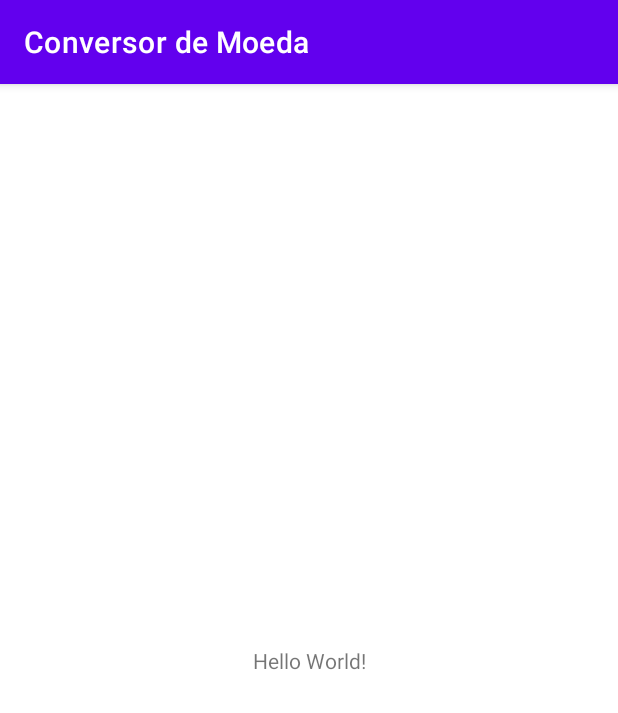
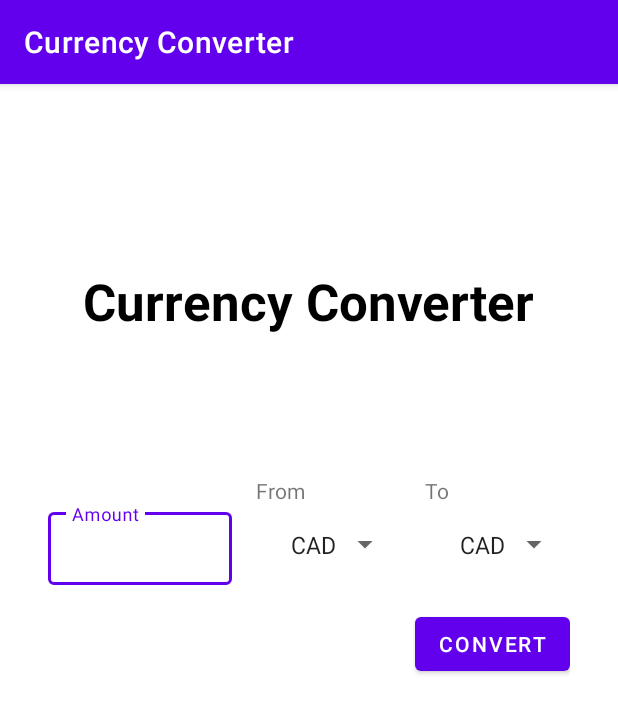
Before and after one commit to LucasCabralDevv/Moeda-Conversor-Android, an Android app: the screen it shows after launch (MainActivity), on a phone screen of 412 x 824 dp. Shown: the top 713 px of the screen. Run offline under Robolectric (Android 15) with nearby library versions, the phone set to English and light mode, and no system bars.

Commit message:
Layout criado.

```diff
--- a/app/build.gradle
+++ b/app/build.gradle
@@ -1,6 +1,8 @@
 plugins {
     id 'com.android.application'
     id 'kotlin-android'
+    id 'kotlin-kapt'
+    id 'dagger.hilt.android.plugin'
 }
 
 android {
@@ -30,6 +32,9 @@ android {
     kotlinOptions {
         jvmTarget = '1.8'
     }
+    buildFeatures {
+        viewBinding true
+    }
 }
 
 dependencies {
@@ -42,4 +47,30 @@ dependencies {
     testImplementation 'junit:junit:4.+'
     androidTestImplementation 'androidx.test.ext:junit:1.1.3'
     androidTestImplementation 'androidx.test.espresso:espresso-core:3.4.0'
+
+    // Hilt Dependency
+    implementation "com.google.dagger:hilt-android:2.28-alpha"
+    kapt "com.google.dagger:hilt-android-compiler:2.28-alpha"
+    implementation "androidx.hilt:hilt-lifecycle-viewmodel:1.0.0-alpha03"
+    kapt "androidx.hilt:hilt-compiler:1.0.0"
+
+    // Retrofit Dependency
+    implementation 'com.squareup.retrofit2:retrofit:2.9.0'
+    implementation 'com.squareup.retrofit2:converter-gson:2.9.0'
+    implementation "com.squareup.okhttp3:okhttp:4.9.0"
+
+    // Activity KTX for viewModels()
+    implementation "androidx.activity:activity-ktx:1.2.3"
+    // Lifecycle Dependency
+    implementation "androidx.lifecycle:lifecycle-viewmodel-ktx:2.3.1"
+    implementation "androidx.lifecycle:lifecycle-extensions:2.2.0"
+    implementation "androidx.lifecycle:lifecycle-livedata-ktx:2.3.1"
+    implementation "androidx.lifecycle:lifecycle-runtime-ktx:2.3.1"
+
+    // Coroutines Dependency
+    implementation 'org.jetbrains.kotlinx:kotlinx-coroutines-core:1.4.3'
+    implementation 'org.jetbrains.kotlinx:kotlinx-coroutines-android:1.4.3'
+    // Coroutine Lifecycle Scopes Dependency
+    implementation "androidx.lifecycle:lifecycle-viewmodel-ktx:2.3.1"
+    implementation "androidx.lifecycle:lifecycle-runtime-ktx:2.3.1"
 }
--- a/app/src/main/res/layout/activity_main.xml
+++ b/app/src/main/res/layout/activity_main.xml
@@ -4,15 +4,114 @@
     xmlns:tools="http://schemas.android.com/tools"
     android:layout_width="match_parent"
     android:layout_height="match_parent"
+    android:padding="32dp"
     tools:context=".MainActivity">
 
     <TextView
+        android:id="@+id/titleTextView"
         android:layout_width="wrap_content"
         android:layout_height="wrap_content"
-        android:text="Hello World!"
-        app:layout_constraintBottom_toBottomOf="parent"
-        app:layout_constraintLeft_toLeftOf="parent"
-        app:layout_constraintRight_toRightOf="parent"
+        android:text="@string/app_name"
+        android:textColor="@color/black"
+        android:textSize="34sp"
+        android:textStyle="bold"
+        app:layout_constraintBottom_toTopOf="@+id/guideline"
+        app:layout_constraintEnd_toEndOf="parent"
+        app:layout_constraintStart_toStartOf="parent"
         app:layout_constraintTop_toTopOf="parent" />
 
+    <TextView
+        android:id="@+id/fromTextView"
+        android:layout_width="wrap_content"
+        android:layout_height="wrap_content"
+        android:layout_marginTop="4dp"
+        android:text="From"
+        app:layout_constraintStart_toStartOf="@+id/fromCurrencySpinner"
+        app:layout_constraintTop_toBottomOf="@id/guideline" />
+
+    <TextView
+        android:id="@+id/toTextView"
+        android:layout_width="wrap_content"
+        android:layout_height="wrap_content"
+        android:layout_marginTop="4dp"
+        android:text="To"
+        app:layout_constraintStart_toStartOf="@+id/toCurrencySpinner"
+        app:layout_constraintTop_toBottomOf="@id/guideline" />
+
+    <com.google.android.material.textfield.TextInputLayout
+        android:id="@+id/tilFromTextInputLayout"
+        style="@style/Widget.MaterialComponents.TextInputLayout.OutlinedBox.Dense"
+        android:layout_width="0dp"
+        android:layout_height="wrap_content"
+        android:layout_marginEnd="16dp"
+        android:hint="Amount"
+        app:layout_constraintBottom_toBottomOf="@+id/fromCurrencySpinner"
+        app:layout_constraintEnd_toStartOf="@+id/fromCurrencySpinner"
+        app:layout_constraintStart_toStartOf="parent"
+        app:layout_constraintTop_toTopOf="@+id/fromCurrencySpinner">
+
+        <com.google.android.material.textfield.TextInputEditText
+            android:id="@+id/fromTextInputEditText"
+            android:layout_width="match_parent"
+            android:layout_height="match_parent"
+            android:inputType="numberDecimal" />
+    </com.google.android.material.textfield.TextInputLayout>
+
+    <androidx.constraintlayout.widget.Guideline
+        android:id="@+id/guideline"
+        android:layout_width="wrap_content"
+        android:layout_height="wrap_content"
+        android:orientation="horizontal"
+        app:layout_constraintGuide_percent="0.32" />
+
+    <Spinner
+        android:id="@+id/fromCurrencySpinner"
+        android:layout_width="wrap_content"
+        android:layout_height="wrap_content"
+        android:layout_marginEnd="16dp"
+        android:entries="@array/currency_codes"
+        android:padding="15dp"
+        app:layout_constraintEnd_toStartOf="@+id/toCurrencySpinner"
+        app:layout_constraintTop_toBottomOf="@+id/fromTextView" />
+
+    <Spinner
+        android:id="@+id/toCurrencySpinner"
+        android:layout_width="wrap_content"
+        android:layout_height="wrap_content"
+        android:entries="@array/currency_codes"
+        android:padding="15dp"
+        app:layout_constraintEnd_toEndOf="parent"
+        app:layout_constraintTop_toBottomOf="@+id/toTextView" />
+
+    <Button
+        android:id="@+id/convertButton"
+        android:layout_width="wrap_content"
+        android:layout_height="wrap_content"
+        android:text="Convert"
+        android:layout_marginTop="16dp"
+        app:layout_constraintEnd_toEndOf="parent"
+        app:layout_constraintTop_toBottomOf="@+id/toCurrencySpinner" />
+
+    <TextView
+        android:id="@+id/resultTextView"
+        android:layout_width="0dp"
+        android:layout_height="wrap_content"
+        android:textColor="@color/black"
+        android:layout_marginEnd="16dp"
+        app:layout_constraintBottom_toBottomOf="@+id/convertButton"
+        app:layout_constraintEnd_toStartOf="@+id/convertButton"
+        app:layout_constraintStart_toStartOf="parent"
+        app:layout_constraintTop_toTopOf="@+id/convertButton"
+        tools:text="1 USD = 5.10 BRL" />
+
+    <ProgressBar
+        android:id="@+id/progressBar"
+        android:layout_width="wrap_content"
+        android:layout_height="wrap_content"
+        android:visibility="gone"
+        app:layout_constraintBottom_toBottomOf="@+id/convertButton"
+        app:layout_constraintEnd_toStartOf="@+id/convertButton"
+        app:layout_constraintStart_toStartOf="parent"
+        app:layout_constraintTop_toTopOf="@+id/convertButton"
+        tools:visibility="visible" />
 </androidx.constraintlayout.widget.ConstraintLayout>
--- a/app/src/main/res/values/strings.xml
+++ b/app/src/main/res/values/strings.xml
@@ -1,3 +1,37 @@
 <resources>
-    <string name="app_name">Conversor de Moeda</string>
+    <string name="app_name">Currency Converter</string>
+    <string-array name="currency_codes">
+        <item>CAD</item>
+        <item>EUR</item>
+        <item>HKD</item>
+        <item>ISK</item>
+        <item>PHP</item>
+        <item>DKK</item>
+        <item>HUF</item>
+        <item>CZK</item>
+        <item>AUD</item>
+        <item>RON</item>
+        <item>SEK</item>
+        <item>IDR</item>
+        <item>INR</item>
+        <item>BRL</item>
+        <item>RUB</item>
+        <item>HRK</item>
+        <item>JPY</item>
+        <item>THB</item>
+        <item>CHF</item>
+        <item>SGD</item>
+        <item>PLN</item>
+        <item>BGN</item>
+        <item>CNY</item>
+        <item>NOK</item>
+        <item>NZD</item>
+        <item>ZAR</item>
+        <item>USD</item>
+        <item>MXN</item>
+        <item>ILS</item>
+        <item>GBP</item>
+        <item>KRW</item>
+        <item>MYR</item>
+    </string-array>
 </resources>
--- a/build.gradle
+++ b/build.gradle
@@ -8,6 +8,7 @@ buildscript {
     dependencies {
         classpath "com.android.tools.build:gradle:4.2.1"
         classpath "org.jetbrains.kotlin:kotlin-gradle-plugin:$kotlin_version"
+        classpath "com.google.dagger:hilt-android-gradle-plugin:2.28.3-alpha"
 
         // NOTE: Do not place your application dependencies here; they belong
         // in the individual module build.gradle files
```
